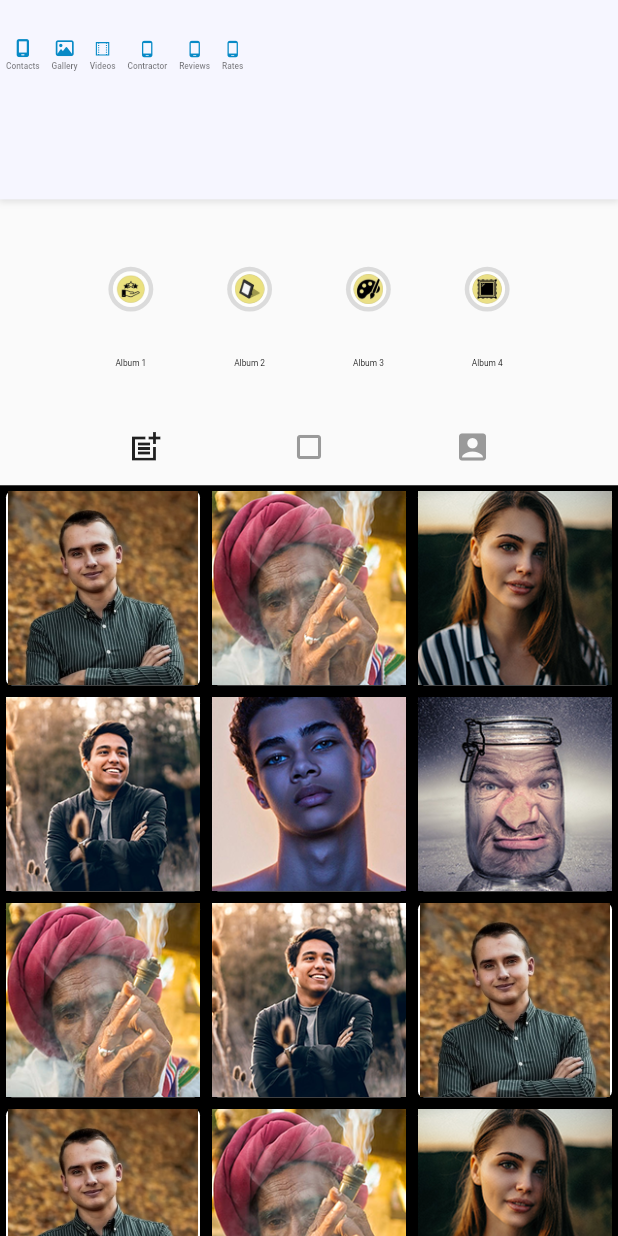
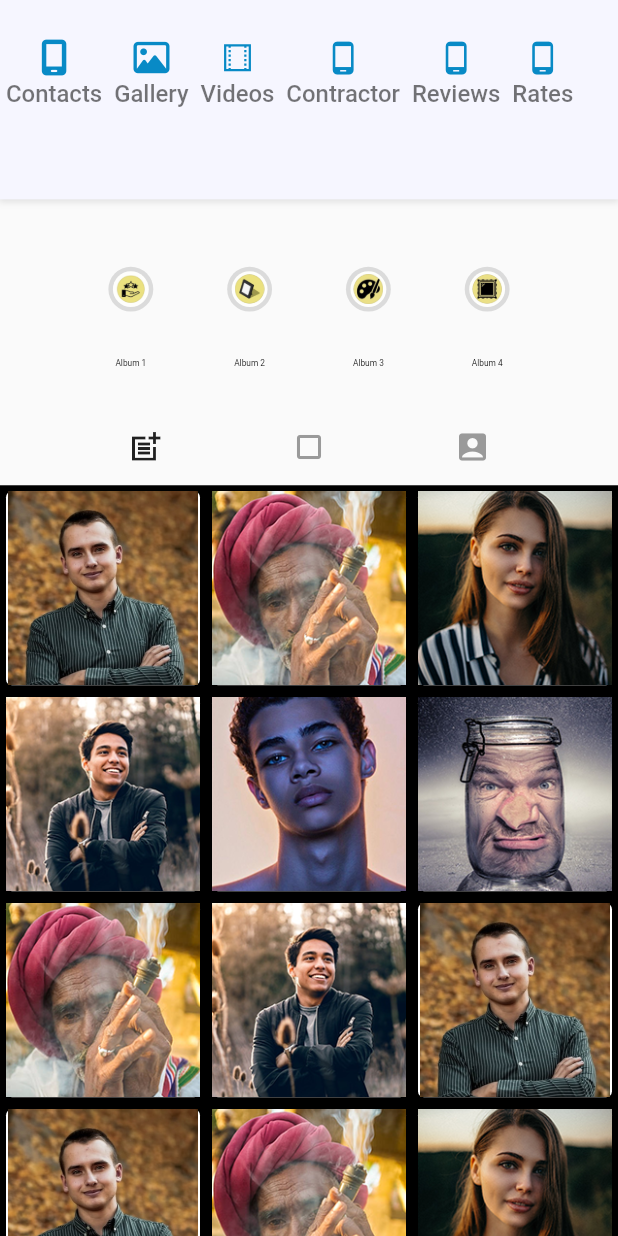
Before and after one commit to Squad-Head/knocard_vbc, a Flutter app: the screen it shows after launch, after a tap on "Gallery", on a phone screen of 412 x 824 dp. Run offline on Flutter 3.47's test engine with Material 2 defaults, Android fonts, the phone set to English and light mode, and no system bars; our stand-ins replace cached_network_image, equatable, flutter_hooks, flutter_rating_bar, flutter_screenutil, font_awesome_flutter and 2 more; missing offline and left inert: image_network; network calls fail; key blocks and very long unbroken strings in the code were emptied for the run.

Commit message:
home page solved

```diff
--- a/lib/presentation/home/mobile_home_page.dart
+++ b/lib/presentation/home/mobile_home_page.dart
@@ -22,13 +22,13 @@ class MobileHomePage extends StatelessWidget {
           child: Column(
             children: [
               Container(
-                height: 420.h,
+                height: 260.h,
                 color: const Color(0xFFF6F6FF),
                 child: Stack(
                   alignment: Alignment.topCenter,
                   children: [
                     SizedBox(
-                      height: 300.h,
+                      height: 180.h,
                       width: double.infinity,
                       child: Image.asset(
                         "assets/images/cover.png",
@@ -62,9 +62,9 @@ class MobileHomePage extends StatelessWidget {
                       ),
                     ),
                     Container(
-                      margin: const EdgeInsets.only(top: 250),
-                      padding: const EdgeInsets.only(left: 110),
-                      height: 55.h,
+                      margin: const EdgeInsets.only(top: 180),
+                      padding: const EdgeInsets.only(left: 90, top: 8),
+                      height: 40.h,
                       width: double.infinity,
                       decoration: const BoxDecoration(
                         color: Color(0xFF088AC6),
@@ -83,7 +83,7 @@ class MobileHomePage extends StatelessWidget {
                             'Brett Flemming',
                             style: TextStyle(
                               color: Colors.white,
-                              fontSize: 20.sp,
+                              fontSize: 50.sp,
                               fontWeight: FontWeight.bold,
                             ),
                           ),
@@ -91,7 +91,7 @@ class MobileHomePage extends StatelessWidget {
                             'Contractor',
                             style: TextStyle(
                               color: const Color(0xFFAFADAE),
-                              fontSize: 15.sp,
+                              fontSize: 30.sp,
                             ),
                           ),
                         ],
@@ -100,16 +100,16 @@ class MobileHomePage extends StatelessWidget {
                     Row(
                       children: [
                         Padding(
-                          padding: const EdgeInsets.only(top: 217),
+                          padding: const EdgeInsets.only(top: 55),
                           child: Container(
-                            height: 95.h,
-                            width: 95.w,
+                            height: 240.h,
+                            width: 240.w,
                             decoration: BoxDecoration(
                                 shape: BoxShape.circle,
                                 border:
-                                    Border.all(width: 2, color: Colors.white)),
+                                    Border.all(width: 1, color: Colors.white)),
                             child: const CircleAvatar(
-                              radius: 45,
+                              radius: 70,
                               backgroundImage:
                                   AssetImage('assets/images/men_1.jpg'),
                             ),
@@ -118,7 +118,7 @@ class MobileHomePage extends StatelessWidget {
                       ],
                     ),
                     const Padding(
-                      padding: EdgeInsets.only(top: 320, left: 10, right: 10),
+                      padding: EdgeInsets.only(top: 240, left: 10, right: 10),
                       child: KNavbar(),
                     ),
                   ],
@@ -132,12 +132,12 @@ class MobileHomePage extends StatelessWidget {
                       icon: Icon(FontAwesomeIcons.mobileScreen),
                       text: '9788355889',
                     ),
-                    SizedBox(height: 5.h),
+                    SizedBox(height: 1.h),
                     const KHomeContact(
                       icon: Icon(FontAwesomeIcons.solidMessage),
                       text: 'bflemming@gmail.com',
                     ),
-                    SizedBox(height: 5.h),
+                    SizedBox(height: 1.h),
                     const KHomeContact(
                       icon: Icon(FontAwesomeIcons.globe),
                       text: 'Tampa, Fl, 33635',
@@ -155,7 +155,7 @@ class MobileHomePage extends StatelessWidget {
                         'Gallery',
                         style: TextStyle(
                           color: const Color(0xFF088AC6),
-                          fontSize: 14.sp,
+                          fontSize: 50.sp,
                           fontWeight: FontWeight.bold,
                         ),
                       ),
@@ -170,15 +170,13 @@ class MobileHomePage extends StatelessWidget {
                         'Videos',
                         style: TextStyle(
                           color: const Color(0xFF088AC6),
-                          fontSize: 14.sp,
+                          fontSize: 50.sp,
                           fontWeight: FontWeight.bold,
                         ),
                       ),
                       SizedBox(height: 5.h),
                       Container(
                         padding: const EdgeInsets.only(left: 3, top: 7),
-                        height: 130.h,
-                        width: 120.w,
                         decoration: BoxDecoration(
                           color: const Color(0xFFF1F1F1),
                           borderRadius: BorderRadius.circular(10),
@@ -186,13 +184,13 @@ class MobileHomePage extends StatelessWidget {
                         child: Column(
                           children: [
                             const KVideoItem(),
-                            SizedBox(height: 3.h),
+                            SizedBox(height: 5.h),
                             const KVideoItem(),
-                            SizedBox(height: 3.h),
+                            SizedBox(height: 5.h),
                             const KVideoItem(),
-                            SizedBox(height: 3.h),
+                            SizedBox(height: 5.h),
                             const KVideoItem(),
-                            SizedBox(height: 3.h),
+                            SizedBox(height: 5.h),
                             const KVideoItem(),
                           ],
                         ),
@@ -206,7 +204,7 @@ class MobileHomePage extends StatelessWidget {
                 'Services/Contractor/Menu',
                 style: TextStyle(
                   color: const Color(0xFF088AC6),
-                  fontSize: 14.sp,
+                  fontSize: 50.sp,
                   fontWeight: FontWeight.bold,
                 ),
               ),
@@ -261,7 +259,7 @@ class MobileHomePage extends StatelessWidget {
                 'Reviews',
                 style: TextStyle(
                   color: const Color(0xFF088AC6),
-                  fontSize: 14.sp,
+                  fontSize: 50.sp,
                   fontWeight: FontWeight.bold,
                 ),
               ),
@@ -269,7 +267,7 @@ class MobileHomePage extends StatelessWidget {
                 image: 'assets/images/rating-1.png',
                 text1: 'Alex Duta',
                 text2:
-                    'To be honest, I was hesitant with joining with 33 Mile Radius... With so many lead gen \ncompanies that offer you everything and end up not fulfilling, 33 Mile Radius sounded too good to be \ntrue. However my opinion completely changed once I ...',
+                    'To be honest, I was hesitant with joining with 33 Mile Radius... With so many lead gen \ncompanies that offer you everything and end up not fulfilling, 33 Mile Radius sounded too good \nto be true. However my opinion completely changed once I ...',
                 text3: 'More',
                 text4: '\nAlex, you are a great partner. Thanks for the review',
               ),
@@ -288,7 +286,7 @@ class MobileHomePage extends StatelessWidget {
                 'Rates',
                 style: TextStyle(
                   color: const Color(0xFF088AC6),
-                  fontSize: 14.sp,
+                  fontSize: 50.sp,
                   fontWeight: FontWeight.bold,
                 ),
               ),
--- a/lib/presentation/widgets/k_home_contact.dart
+++ b/lib/presentation/widgets/k_home_contact.dart
@@ -12,7 +12,7 @@ class KHomeContact extends StatelessWidget {
       children: [
         IconButton(
           icon: icon,
-          iconSize: 18,
+          iconSize: 50.sp,
           color: const Color(0xFF088AC6),
           onPressed: () {},
         ),
@@ -21,7 +21,7 @@ class KHomeContact extends StatelessWidget {
           text,
           style: TextStyle(
             color: const Color(0xFF7A7C79),
-            fontSize: 13.sp,
+            fontSize: 50.sp,
           ),
         ),
       ],
--- a/lib/presentation/widgets/k_home_menu_item.dart
+++ b/lib/presentation/widgets/k_home_menu_item.dart
@@ -12,7 +12,7 @@ class KHomeMenuItem extends StatelessWidget {
       children: [
         IconButton(
           icon: icon,
-          iconSize: 15,
+          iconSize: 18,
           color: const Color(0xFF088AC6),
           onPressed: () {},
         ),
@@ -20,7 +20,7 @@ class KHomeMenuItem extends StatelessWidget {
           text,
           style: TextStyle(
             color: const Color(0xFF525252),
-            fontSize: 12.sp,
+            fontSize: 30.sp,
           ),
         ),
       ],
--- a/lib/presentation/widgets/k_navbar.dart
+++ b/lib/presentation/widgets/k_navbar.dart
@@ -90,7 +90,7 @@ class KNavbar extends HookConsumerWidget {
             Icon(
               icon,
               color: Theme.of(context).primaryColor,
-              size: 30.sp,
+              size: 60.sp,
             ),
             SizedBox(
               height: 2.h,
@@ -98,7 +98,7 @@ class KNavbar extends HookConsumerWidget {
             Text(
               text,
               style: TextStyle(
-                fontSize: 14.sp,
+                fontSize: 40.sp,
                 fontWeight: FontWeight.w500,
                 color: Colors.black54,
               ),
--- a/lib/presentation/widgets/k_rates_item.dart
+++ b/lib/presentation/widgets/k_rates_item.dart
@@ -35,8 +35,8 @@ class KRatesItem extends StatelessWidget {
   @override
   Widget build(BuildContext context) {
     return Container(
-      height: 130.h,
-      width: 100.w,
+      height: 140.h,
+      width: 300.w,
       decoration: BoxDecoration(
         color: Colors.white,
         borderRadius: BorderRadius.circular(10),
@@ -52,7 +52,7 @@ class KRatesItem extends StatelessWidget {
         children: [
           Container(
             height: 30.h,
-            width: 100.w,
+            width: 300.w,
             decoration: BoxDecoration(
               color: containerColor,
               borderRadius: const BorderRadius.only(
@@ -65,19 +65,18 @@ class KRatesItem extends StatelessWidget {
                 headText,
                 style: TextStyle(
                     color: headTextColor,
-                    fontSize: 10.sp,
+                    fontSize: 40.sp,
                     fontWeight: FontWeight.bold),
               ),
             ),
           ),
-          SizedBox(height: 8.h),
           Padding(
             padding: const EdgeInsets.all(8.0),
             child: Column(
               children: [
                 Container(
-                  height: 2.h,
-                  width: 30.w,
+                  height: 1.h,
+                  width: 60.w,
                   color: const Color(0xFFAFAFAF),
                 ),
                 SizedBox(height: 5.h),
@@ -85,68 +84,71 @@ class KRatesItem extends StatelessWidget {
                   children: [
                     Icon(
                       icon1,
-                      size: 8.sp,
+                      size: 30.sp,
                       color: iconColor1,
                     ),
                     SizedBox(width: 5.w),
                     Text(
                       'Sample Text Here',
                       style: TextStyle(
-                        fontSize: 6.sp,
+                        fontSize: 22.sp,
                         fontWeight: FontWeight.bold,
                         color: const Color(0xFF666666),
                       ),
                     ),
                   ],
                 ),
+                SizedBox(height: 5.h),
                 Row(
                   children: [
                     Icon(
                       icon2,
-                      size: 8.sp,
+                      size: 30.sp,
                       color: iconColor2,
                     ),
                     SizedBox(width: 5.w),
                     Text(
                       'Other Text Title',
                       style: TextStyle(
-                        fontSize: 6.sp,
+                        fontSize: 22.sp,
                         fontWeight: FontWeight.bold,
                         color: const Color(0xFF666666),
                       ),
                     ),
                   ],
                 ),
+                SizedBox(height: 5.h),
                 Row(
                   children: [
                     Icon(
                       icon3,
-                      size: 8.sp,
+                      size: 30.sp,
                       color: iconColor3,
                     ),
                     SizedBox(width: 5.w),
                     Text(
                       'Text Space Goes Here',
                       style: TextStyle(
-                        fontSize: 6.sp,
+                        fontSize: 22.sp,
                         fontWeight: FontWeight.bold,
                         color: const Color(0xFF666666),
                       ),
                     ),
                   ],
                 ),
+                SizedBox(height: 5.h),
                 Row(
                   children: [
                     Icon(
                       icon4,
-                      size: 8.sp,
+                      size: 30.sp,
                       color: iconColor4,
                     ),
                     SizedBox(width: 5.w),
                     Text(
                       'Description Space',
                       style: TextStyle(
-                        fontSize: 6.sp,
+                        fontSize: 22.sp,
                         fontWeight: FontWeight.bold,
                         color: const Color(0xFF666666),
                       ),
@@ -155,8 +157,8 @@ class KRatesItem extends StatelessWidget {
                 ),
                 SizedBox(height: 10.h),
                 Container(
-                  height: 2.h,
-                  width: 30.w,
+                  height: 1.h,
+                  width: 60.w,
                   color: const Color(0xFFAFAFAF),
                 ),
                 SizedBox(height: 5.h),
@@ -164,7 +166,7 @@ class KRatesItem extends StatelessWidget {
                   buttomText,
                   style: TextStyle(
                     color: buttomTextColor,
-                    fontSize: 12.sp,
+                    fontSize: 50.sp,
                     fontWeight: FontWeight.bold,
                   ),
                 ),
--- a/lib/presentation/widgets/k_review_articles.dart
+++ b/lib/presentation/widgets/k_review_articles.dart
@@ -24,7 +24,7 @@ class KReviewArticles extends StatelessWidget {
       crossAxisAlignment: CrossAxisAlignment.start,
       children: [
         CircleAvatar(
-          radius: 15,
+          radius: 20,
           backgroundImage: AssetImage(image),
         ),
         SizedBox(width: 5.w),
@@ -35,7 +35,7 @@ class KReviewArticles extends StatelessWidget {
               text1,
               style: TextStyle(
                 color: const Color(0xFF020714),
-                fontSize: 12.sp,
+                fontSize: 35.sp,
                 fontWeight: FontWeight.bold,
               ),
             ),
@@ -43,7 +43,7 @@ class KReviewArticles extends StatelessWidget {
               '2 months ago',
               style: TextStyle(
                 color: const Color(0xFF9C9B9E),
-                fontSize: 12.sp,
+                fontSize: 30.sp,
               ),
             ),
             RatingBar.builder(
@@ -63,7 +63,7 @@ class KReviewArticles extends StatelessWidget {
               text: TextSpan(
                 text: text2,
                 style: TextStyle(
-                  fontSize: 7.sp,
+                  fontSize: 20.sp,
                   color: const Color(0xFF020714),
                 ),
                 children: <TextSpan>[
@@ -71,7 +71,7 @@ class KReviewArticles extends StatelessWidget {
                     text: text3,
                     style: TextStyle(
                       fontWeight: FontWeight.bold,
-                      fontSize: 7.sp,
+                      fontSize: 20.sp,
                       color: const Color(0xFF8065C6),
                     ),
                   ),
@@ -83,14 +83,14 @@ class KReviewArticles extends StatelessWidget {
               children: [
                 Icon(
                   FontAwesomeIcons.solidThumbsUp,
-                  size: 8.sp,
+                  size: 25.sp,
                   color: const Color(0xFFA3A3A3),
                 ),
                 SizedBox(width: 3.w),
                 Text(
                   'Helpful?',
                   style: TextStyle(
-                    fontSize: 8.sp,
+                    fontSize: 25.sp,
                     color: const Color(0xFFA3A3A3),
                   ),
                 ),
@@ -100,7 +100,7 @@ class KReviewArticles extends StatelessWidget {
             Row(
               children: [
                 Container(
-                  height: 17.h,
+                  height: 20.h,
                   width: 2.w,
                   color: const Color(0xFFA3A3A3),
                 ),
@@ -111,7 +111,7 @@ class KReviewArticles extends StatelessWidget {
                       text: TextSpan(
                         text: 'Response from the owner ',
                         style: TextStyle(
-                          fontSize: 8.sp,
+                          fontSize: 25.sp,
                           fontWeight: FontWeight.bold,
                           color: const Color(0xFF020714),
                         ),
@@ -119,14 +119,14 @@ class KReviewArticles extends StatelessWidget {
                           TextSpan(
                             text: 'a month ago',
                             style: TextStyle(
-                              fontSize: 7.sp,
+                              fontSize: 25.sp,
                               color: const Color(0xFFA3A3A3),
                             ),
                           ),
                           TextSpan(
                             text: text4,
                             style: TextStyle(
-                              fontSize: 7.sp,
+                              fontSize: 25.sp,
                               color: const Color(0xFF020714),
                             ),
                           ),
--- a/lib/presentation/widgets/k_video_item.dart
+++ b/lib/presentation/widgets/k_video_item.dart
@@ -14,7 +14,7 @@ class KVideoItem extends StatelessWidget {
           '1',
           style: TextStyle(
             color: const Color(0xFF2A2A2A),
-            fontSize: 7.sp,
+            fontSize: 20.sp,
           ),
         ),
         SizedBox(width: 2.w),
@@ -29,7 +29,7 @@ class KVideoItem extends StatelessWidget {
               'Get MORE With Time Blocking',
               style: TextStyle(
                 color: const Color(0xFF2A2A2A),
-                fontSize: 4.sp,
+                fontSize: 25.sp,
                 fontWeight: FontWeight.bold,
               ),
             ),
@@ -37,7 +37,7 @@ class KVideoItem extends StatelessWidget {
               'Matt Bayrom',
               style: TextStyle(
                 color: const Color(0xFF878788),
-                fontSize: 5.sp,
+                fontSize: 20.sp,
               ),
             ),
           ],
```
